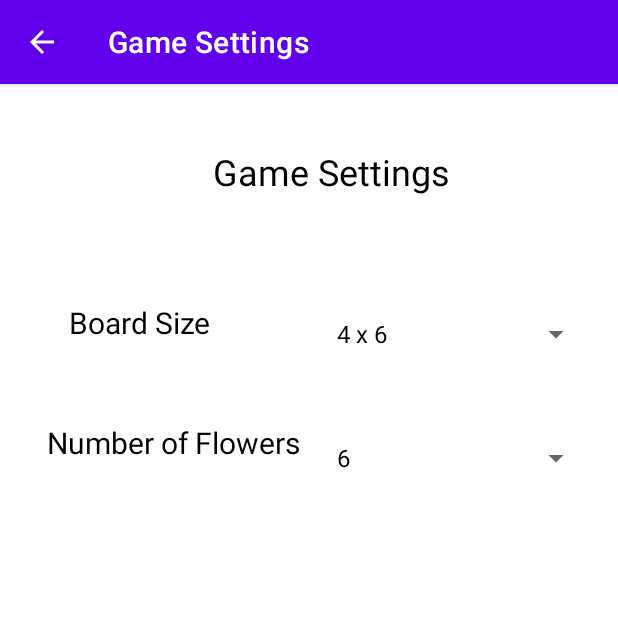
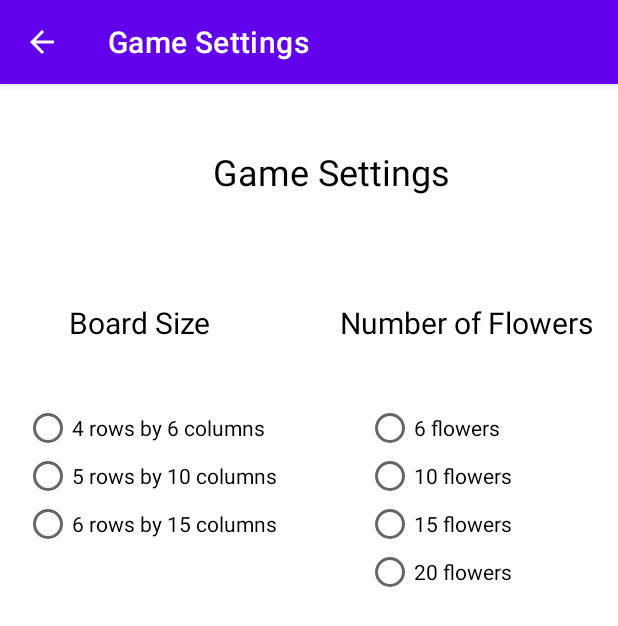
Before and after one commit to simran-nijjar/flowerseeker, an Android app: the GameSettings screen opened directly, with no data from a screen before it, on a phone screen of 412 x 824 dp. Shown: the top 626 px of the screen. Run offline under Robolectric (Android 15) with nearby library versions, the phone set to English and light mode, and no system bars.

Commit message:
Change drop-down menu for board size and number of flowers to radio group buttons

```diff
--- a/app/src/main/java/ca/cmpt276/assignment3/GameSettings.java
+++ b/app/src/main/java/ca/cmpt276/assignment3/GameSettings.java
@@ -6,97 +6,63 @@ package ca.cmpt276.assignment3;
 
 import android.os.Bundle;
 import android.view.View;
-import android.widget.AdapterView;
-import android.widget.ArrayAdapter;
-import android.widget.Spinner;
+import android.widget.RadioButton;
+import android.widget.RadioGroup;
+import android.widget.Toast;
 
 import androidx.appcompat.app.AppCompatActivity;
 
 public class GameSettings extends AppCompatActivity {
-    public static int NUM_ROWS;
-    public static int NUM_COLS;
+    public static int NUM_ROWS = 4;
+    public static int NUM_COLS = 6;
     public static int NUM_FLOWERS;
     @Override
     protected void onCreate(Bundle savedInstanceState) {
         super.onCreate(savedInstanceState);
         setContentView(R.layout.game_settings);
-        dropdown_board_size();
-        dropdown_num_flowers();
+        create_radio_board_size();
+        create_radio_flowers();
     }
 
+    private void create_radio_board_size(){
+        RadioGroup group = findViewById(R.id.radio_group_board_size);
+        String[] board_size_array = getResources().getStringArray(R.array.board_size);
 
+        for (int i = 0; i < board_size_array.length; i++){
+            final String board_size = board_size_array[i];
 
-    private void dropdown_board_size(){
-        Spinner board_size = findViewById(R.id.dropdown_board_size);
-        String[] sizes = {"4 x 6", "5 x 10", "6 x 15"};
-        ArrayAdapter<String> adapter = new ArrayAdapter<String>(
-                this,
-                androidx.appcompat.R.layout.support_simple_spinner_dropdown_item,
-                sizes);
-        board_size.setAdapter(adapter);
-        board_size.setOnItemSelectedListener(new AdapterView.OnItemSelectedListener() {
-            @Override
-            public void onItemSelected(AdapterView<?> parent, View view, int position, long id) {
-                switch (position){
-                    case 0:
-                        NUM_ROWS = 4;
-                        NUM_COLS = 6;
-                        break;
+            RadioButton button = new RadioButton(this);
+            button.setText(getString(R.string.display_string_option, board_size));
 
-                    case 1:
-                        NUM_ROWS = 5;
-                        NUM_COLS = 10;
-                        break;
+            button.setOnClickListener(new View.OnClickListener() {
+                @Override
+                public void onClick(View v) {
+                    Toast.makeText(GameSettings.this,"You clicked this " + board_size , Toast.LENGTH_SHORT).show();
+                }
+            });
 
-                    case 2:
-                        NUM_ROWS = 6;
-                        NUM_COLS = 15;
-                        break;
-                }
-            }
-
-            @Override
-            public void onNothingSelected(AdapterView<?> parent) {
-                NUM_ROWS = 4;
-                NUM_COLS = 6;
-            }
-        });
+            group.addView(button);
+        }
     }
 
-    private void  dropdown_num_flowers(){
-        Spinner num_flowers = findViewById(R.id.dropdown_num_flowers);
-        String[] flowers = {"6", "10", "15", "20"};
-        ArrayAdapter<String> adapter = new ArrayAdapter<String>(
-                this,
-                androidx.appcompat.R.layout.support_simple_spinner_dropdown_item,
-                flowers);
-        num_flowers.setAdapter(adapter);
-        num_flowers.setOnItemSelectedListener(new AdapterView.OnItemSelectedListener() {
-            @Override
-            public void onItemSelected(AdapterView<?> parent, View view, int position, long id) {
-                switch (position){
-                    case 0:
-                        NUM_FLOWERS = 6;
-                        break;
+    private void create_radio_flowers(){
+        RadioGroup group = findViewById(R.id.radio_group_flowers);
+        String[] flowers_array = getResources().getStringArray(R.array.flowers);
 
-                    case 1:
-                        NUM_FLOWERS = 10;
-                        break;
+        for (int i = 0; i < flowers_array.length; i++){
+            final String flowers = flowers_array[i];
 
-                    case 2:
-                        NUM_FLOWERS = 15;
-                        break;
+            RadioButton button = new RadioButton(this);
+            button.setText(getString(R.string.display_string_option, flowers));
 
-                    case 3:
-                        NUM_FLOWERS = 20;
-                        break;
+            button.setOnClickListener(new View.OnClickListener() {
+                @Override
+                public void onClick(View v) {
+                    Toast.makeText(GameSettings.this, "You clicked " + flowers, Toast.LENGTH_SHORT).show();
                 }
-            }
+            });
 
-            @Override
-            public void onNothingSelected(AdapterView<?> parent) {
-                NUM_FLOWERS = 6;
-            }
-        });
+            group.addView(button);
+        }
     }
 }
--- a/app/src/main/res/layout/game_settings.xml
+++ b/app/src/main/res/layout/game_settings.xml
@@ -42,33 +42,31 @@
         android:textSize="20sp"
         app:layout_constraintBottom_toBottomOf="parent"
         app:layout_constraintEnd_toEndOf="parent"
-        app:layout_constraintHorizontal_bias="0.129"
+        app:layout_constraintHorizontal_bias="0.836"
+        app:layout_constraintStart_toEndOf="@+id/txt_board_size"
+        app:layout_constraintTop_toBottomOf="@+id/txt_game_settings"
+        app:layout_constraintVertical_bias="0.106" />
+
+    <RadioGroup
+        android:id="@+id/radio_group_board_size"
+        android:layout_width="205dp"
+        android:layout_height="266dp"
+        app:layout_constraintBottom_toBottomOf="parent"
+        app:layout_constraintEnd_toEndOf="parent"
+        app:layout_constraintHorizontal_bias="0.077"
         app:layout_constraintStart_toStartOf="parent"
         app:layout_constraintTop_toBottomOf="@+id/txt_board_size"
-        app:layout_constraintVertical_bias="0.093" />
+        app:layout_constraintVertical_bias="0.123" />
 
-    <Spinner
-        android:id="@+id/dropdown_board_size"
-        android:layout_width="178dp"
-        android:layout_height="48dp"
-        android:spinnerMode="dropdown"
+    <RadioGroup
+        android:id="@+id/radio_group_flowers"
+        android:layout_width="162dp"
+        android:layout_height="267dp"
         app:layout_constraintBottom_toBottomOf="parent"
         app:layout_constraintEnd_toEndOf="parent"
-        app:layout_constraintHorizontal_bias="0.813"
-        app:layout_constraintStart_toEndOf="@+id/txt_board_size"
-        app:layout_constraintTop_toBottomOf="@+id/txt_game_settings"
-        app:layout_constraintVertical_bias="0.105" />
-
-    <Spinner
-        android:id="@+id/dropdown_num_flowers"
-        android:layout_width="178dp"
-        android:layout_height="50dp"
-        android:spinnerMode="dropdown"
-        app:layout_constraintBottom_toBottomOf="parent"
-        app:layout_constraintEnd_toEndOf="parent"
-        app:layout_constraintHorizontal_bias="0.813"
-        app:layout_constraintStart_toEndOf="@+id/txt_board_size"
-        app:layout_constraintTop_toBottomOf="@+id/dropdown_board_size"
-        app:layout_constraintVertical_bias="0.064" />
+        app:layout_constraintHorizontal_bias="0.785"
+        app:layout_constraintStart_toEndOf="@+id/radio_group_board_size"
+        app:layout_constraintTop_toBottomOf="@+id/txt_num_flowers"
+        app:layout_constraintVertical_bias="0.124" />
 
 </androidx.constraintlayout.widget.ConstraintLayout>
--- /dev/null
+++ b/app/src/main/res/values/board_size.xml
@@ -0,0 +1,8 @@
+<?xml version="1.0" encoding="utf-8"?>
+<resources>
+    <string-array name="board_size">
+        <item>4 rows by 6 columns</item>
+        <item>5 rows by 10 columns</item>
+        <item>6 rows by 15 columns</item>
+    </string-array>
+</resources>
--- /dev/null
+++ b/app/src/main/res/values/flowers.xml
@@ -0,0 +1,9 @@
+<?xml version="1.0" encoding="utf-8"?>
+<resources>
+    <string-array name="flowers">
+        <item> 6 flowers</item>
+        <item> 10 flowers</item>
+        <item> 15 flowers</item>
+        <item> 20 flowers</item>
+    </string-array>
+</resources>
--- a/app/src/main/res/values/strings.xml
+++ b/app/src/main/res/values/strings.xml
@@ -1,3 +1,4 @@
 <resources>
     <string name="app_name">Assignment 3</string>
+    <string name="display_string_option">"%1s "</string>
 </resources>
```
